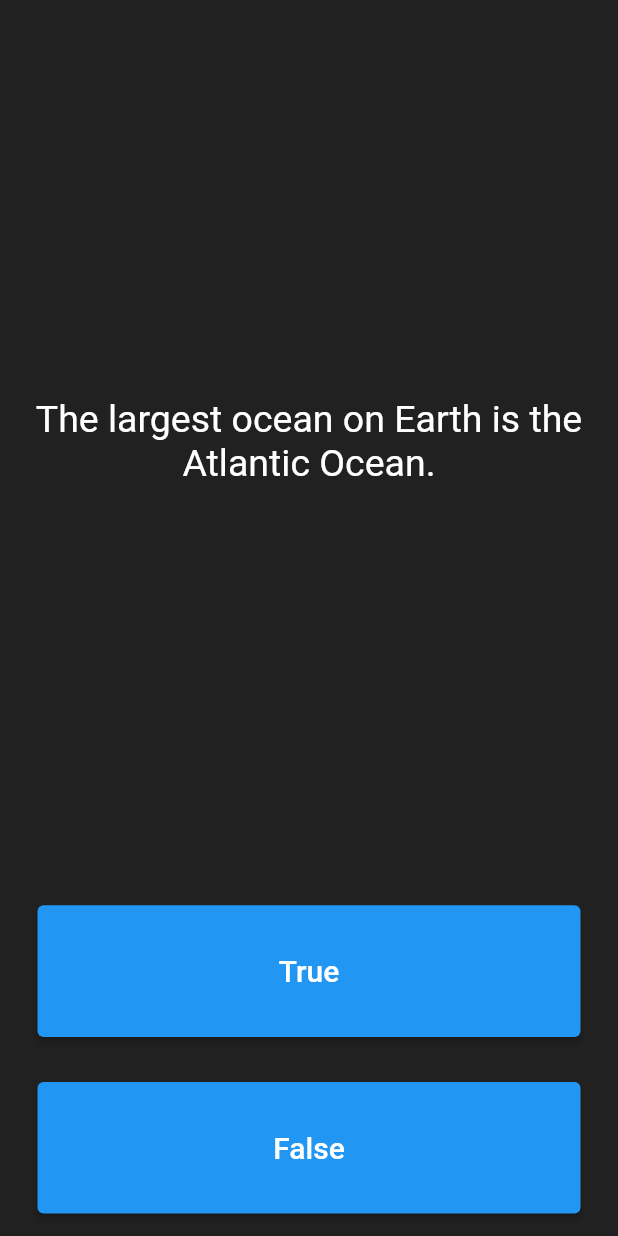
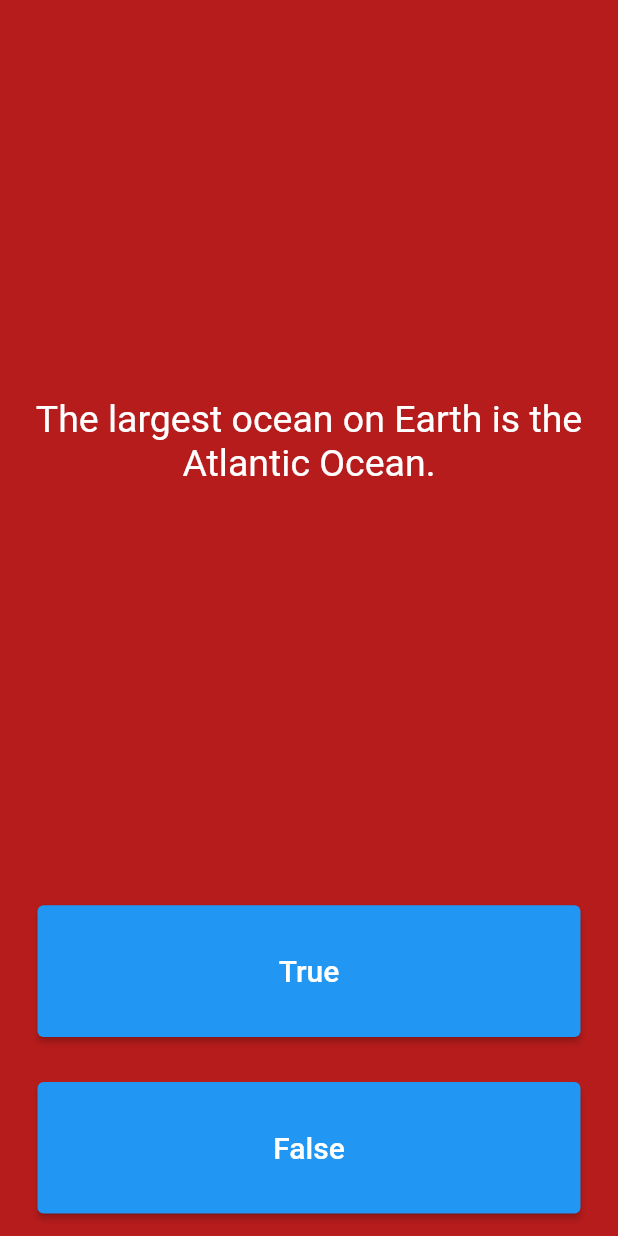
Before and after one commit to shardhayv/quiz_app, a Flutter app: the screen it shows after launch, after a tap on "True", after a tap on "False", on a phone screen of 412 x 824 dp. Run offline on Flutter 3.47's test engine with Material 2 defaults, Android fonts, the phone set to English and light mode, and no system bars.

```diff
--- a/lib/main.dart
+++ b/lib/main.dart
@@ -2,16 +2,18 @@ import 'package:flutter/material.dart';
 
 import 'quiz_brain.dart';
 
-void main() => runApp(Quizzler());
+void main() => runApp(const Quizzler());
 
 class Quizzler extends StatelessWidget {
+  const Quizzler({super.key});
+
   @override
   Widget build(BuildContext context) {
     return MaterialApp(
       debugShowCheckedModeBanner: false,
       home: Scaffold(
-        backgroundColor: Colors.grey.shade900,
-        body: SafeArea(
+        backgroundColor: Colors.red.shade900,
+        body: const SafeArea(
           child: Padding(
             padding: EdgeInsets.symmetric(horizontal: 10.0),
             child: QuizPage(),
@@ -23,6 +25,8 @@ class Quizzler extends StatelessWidget {
 }
 
 class QuizPage extends StatefulWidget {
+  const QuizPage({super.key});
+
   @override
   _QuizPageState createState() => _QuizPageState();
 }
@@ -30,10 +34,7 @@ class QuizPage extends StatefulWidget {
 class _QuizPageState extends State<QuizPage> {
   List<Widget> score = [];
 
-
-QuizBrain quizBrain = QuizBrain();
-
-  int que_num = 0;
+  QuizBrain quizBrain = QuizBrain();
 
   @override
   Widget build(BuildContext context) {
@@ -44,12 +45,12 @@ QuizBrain quizBrain = QuizBrain();
         Expanded(
           flex: 5,
           child: Padding(
-            padding: EdgeInsets.all(10.0),
+            padding: const EdgeInsets.all(10.0),
             child: Center(
               child: Text(
-                quizBrain.questionBank[que_num].questionText,
+                quizBrain.getQuestionText(),
                 textAlign: TextAlign.center,
-                style: TextStyle(
+                style: const TextStyle(
                   fontSize: 25.0,
                   color: Colors.white,
                 ),
@@ -59,7 +60,7 @@ QuizBrain quizBrain = QuizBrain();
         ),
         Expanded(
           child: Padding(
-            padding: EdgeInsets.all(15.0),
+            padding: const EdgeInsets.all(15.0),
             child: ElevatedButton(
               style: ButtonStyle(
                 backgroundColor: MaterialStateProperty.all<Color>(Colors.blue),
@@ -72,7 +73,7 @@ QuizBrain quizBrain = QuizBrain();
                 ),
               ),
               onPressed: () {
-                bool correctAnswer = quizBrain.questionBank[que_num].questionAnswer;
+                bool correctAnswer = quizBrain.getAnswerText();
 
                 if (correctAnswer == true) {
                   print('Answer is correct');
@@ -80,7 +81,7 @@ QuizBrain quizBrain = QuizBrain();
                   print('Answer is wrong');
                 }
                 setState(() {
-                  que_num++;
+                  quizBrain.nextQuestion();
                 });
               },
             ),
@@ -88,12 +89,12 @@ QuizBrain quizBrain = QuizBrain();
         ),
         Expanded(
           child: Padding(
-            padding: EdgeInsets.all(15.0),
+            padding: const EdgeInsets.all(15.0),
             child: ElevatedButton(
               style: ButtonStyle(
                 backgroundColor: MaterialStateProperty.all<Color>(Colors.blue),
               ),
-              child: Text(
+              child: const Text(
                 'False',
                 style: TextStyle(
                   fontSize: 20.0,
@@ -101,14 +102,14 @@ QuizBrain quizBrain = QuizBrain();
                 ),
               ),
               onPressed: () {
-                bool correctAnswer = quizBrain.questionBank[que_num].questionAnswer;
+                bool correctAnswer = quizBrain.getAnswerText();
                 if (correctAnswer == false) {
                   print('Answer is correct');
                 } else {
                   print('Answer is wrong');
                 }
                 setState(() {
-                  que_num++;
+                  quizBrain.nextQuestion();
                 });
               },
             ),
--- a/lib/quiz_brain.dart
+++ b/lib/quiz_brain.dart
@@ -1,23 +1,43 @@
-
-
 import 'package:quiz/questions.dart';
 
 class QuizBrain {
-  List<Questions> questionBank= [
-    Questions(q: 'The Earth is the third planet from the Sun in our solar system', a: true),
+  int _queNum = 0;
+  final List<Questions> _questionBank = [
+    Questions(
+        q: 'The Earth is the third planet from the Sun in our solar system',
+        a: true),
     Questions(q: 'The Great Wall of China is visible from space', a: false),
     Questions(q: 'The largest ocean on Earth is the Atlantic Ocean.', a: false),
     Questions(q: 'The human body has four lungs', a: false),
-    Questions(q: 'Mount Kilimanjaro is the highest peak in the world', a: false),
+    Questions(
+        q: 'Mount Kilimanjaro is the highest peak in the world', a: false),
     Questions(q: 'The capital of Australia is Sydney', a: false),
     Questions(q: 'The national animal of Scotland is the unicorn', a: true),
-    Questions(q: 'The first human heart transplant was performed in South Africa', a: true),
+    Questions(
+        q: 'The first human heart transplant was performed in South Africa',
+        a: true),
     Questions(q: 'The currency of Brazil is the real', a: true),
-    Questions(q: 'The tallest building in the world is the Burj Khalifa', a: true),
+    Questions(
+        q: 'The tallest building in the world is the Burj Khalifa', a: true),
     Questions(q: 'The largest desert in the world is the Sahara', a: true),
-    Questions(q: 'The first man to walk on the moon was Neil Armstrong', a: true),
-    Questions(q: 'The country with the largest population in the world is China', a: true)
-
+    Questions(
+        q: 'The first man to walk on the moon was Neil Armstrong', a: true),
+    Questions(
+        q: 'The country with the largest population in the world is China',
+        a: true)
   ];
 
+  void nextQuestion() {
+    if (_queNum < _questionBank.length - 1) {
+      _queNum++;
+    }
+  }
+
+  String getQuestionText() {
+    return _questionBank[_queNum].questionText;
+  }
+
+  bool getAnswerText() {
+    return _questionBank[_queNum].questionAnswer;
+  }
 }
```
